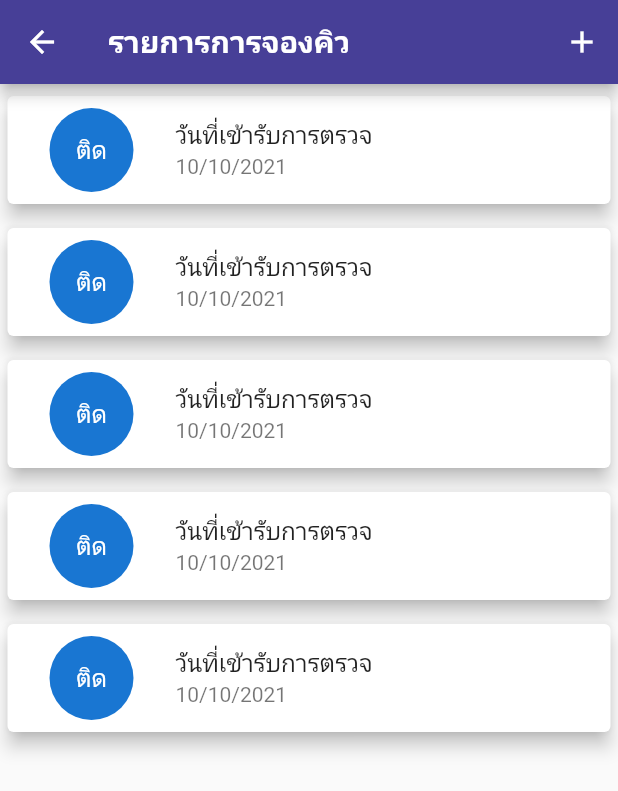
After one commit to is767-1-2021/orapan, a Flutter app: the Hospitalshow screen opened by its route, on a phone screen of 412 x 824 dp. The commit adds this screen. Shown: the top 791 px of the screen. Run offline on Flutter 3.47's test engine with Material 2 defaults, Android fonts, the phone set to English and light mode, and no system bars; project files that could hold a hidden picture were left out.

Commit message:
Team_app

```diff
--- /dev/null
+++ b/team_app/lib/pages/hospital_show_page.dart
@@ -0,0 +1,53 @@
+import 'package:flutter/material.dart';
+
+class Hospitalshow extends StatelessWidget {
+
+  @override
+  Widget build(BuildContext context) {
+      return Scaffold(
+        appBar: AppBar(
+          title: Text(
+            'รายการการจองคิว',
+              style: TextStyle(
+              fontSize: 20,
+              fontWeight: FontWeight.w700,
+              color: Colors.white,
+            ),
+          ),
+          actions: [
+            IconButton(
+              onPressed: (){
+                // Navigator.push(context,
+                //   MaterialPageRoute(
+                //     builder: (context) => DOPAAddScreen()
+                //     )
+                // );
+
+            },
+            icon: Icon(Icons.add))
+          ],
+          backgroundColor: Color(0xFF473F97),
+        ),
+        //
+        body: ListView.builder(
+          itemCount:5 ,itemBuilder:  (context,int index){
+            return Card(
+              elevation: 5,
+              margin:  const EdgeInsets.symmetric(vertical: 8,horizontal: 5),
+              child: ListTile(
+
+                leading: CircleAvatar(
+                  radius: 40,
+                  child: FittedBox(
+                    child: Text ("ติด"),
+                  ),
+                ),
+                title: Text ("วันที่เข้ารับการตรวจ"),
+                subtitle: Text ("10/10/2021"),
+              ),
+            );
+          }
+        ),
+      );
+  }
+}
```
Also changed, not shown: team_app/lib/main.dart (+23 -3 lines), team_app/lib/model/model_hostpital_info_form.dart (added, +44 -0 lines), team_app/lib/pages/hbooking_list_page.dart (+16 -8 lines), team_app/lib/pages/hospital_scform_page.dart (added, +153 -0 lines), team_app/lib/pages/hostpital_info_page.dart (+19 -108 lines), team_app/pubspec.yaml (+2 -44 lines), first_app/pubspec.yaml (line endings or trailing spaces), team_app/pubspec.lock.
